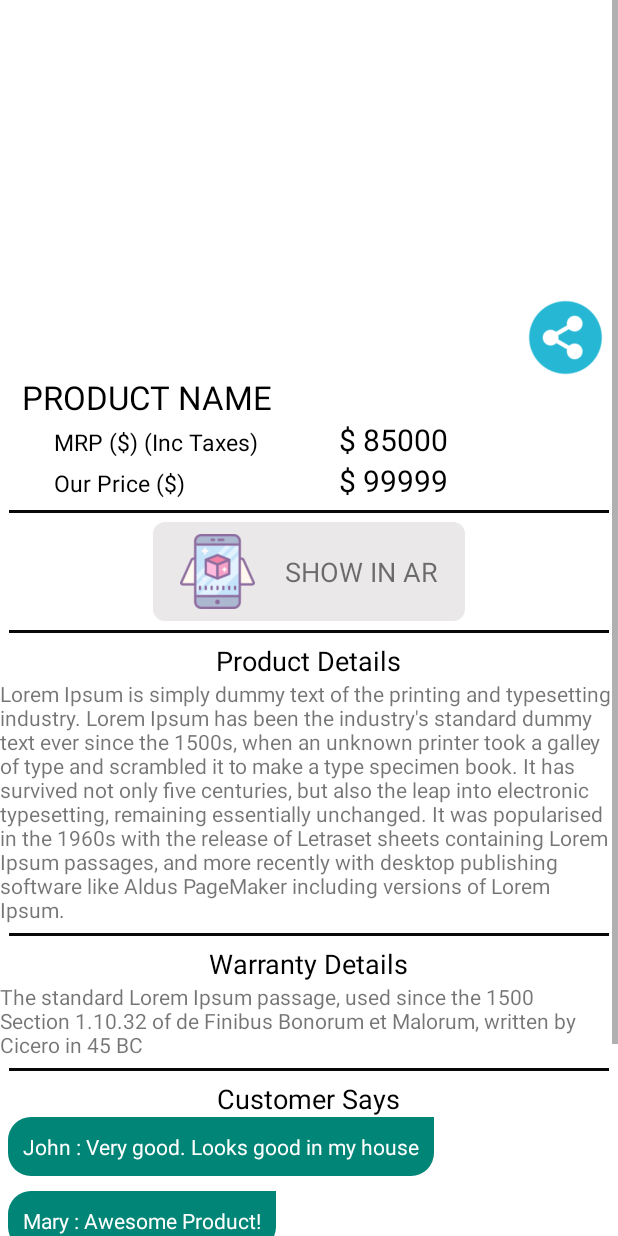
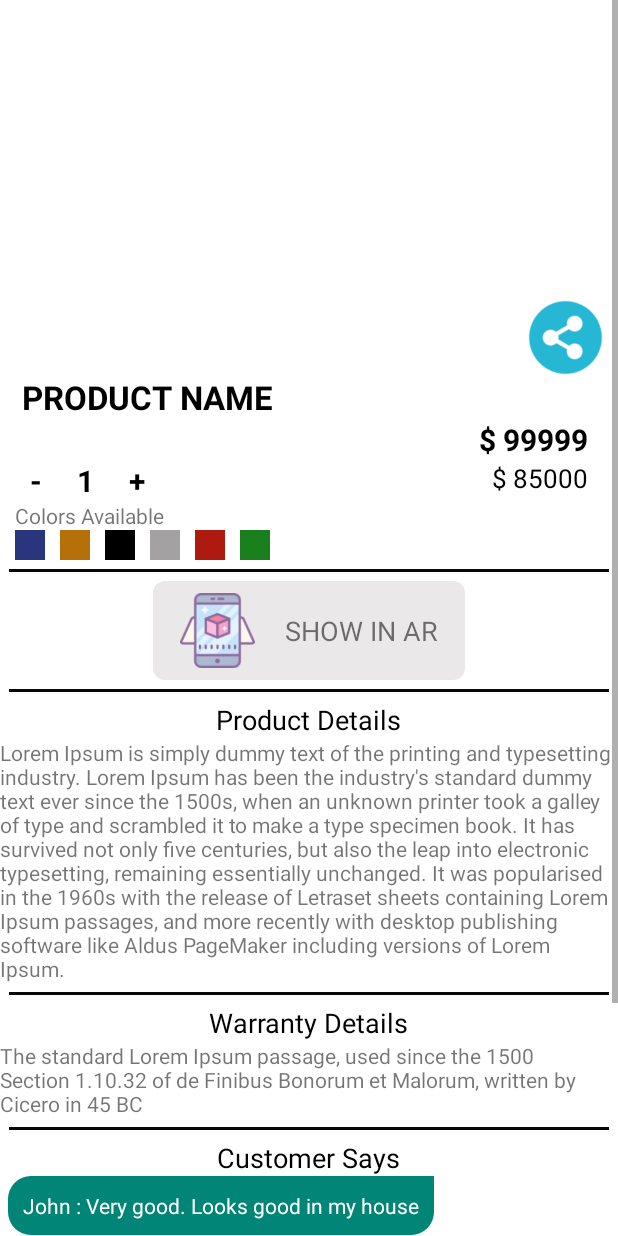
Before and after one commit to lakshyads/GHFIntegrated, an Android app: the layout activity_item_full_new.xml on its own in the app's theme, with its tools: preview values and no code run, on a phone screen of 412 x 824 dp. Run offline under Robolectric (Android 15) with nearby library versions, the phone set to English and light mode, and no system bars.

Commit message:
Manju - Updated ItemFullActivity Design, Added More Product&Warrenty Info,

```diff
--- a/app/src/main/java/com/questpirates/greathomesfurniture/ItemFullActivity.java
+++ b/app/src/main/java/com/questpirates/greathomesfurniture/ItemFullActivity.java
@@ -34,7 +34,7 @@ public class ItemFullActivity extends AppCompatActivity {
 
     TextView tvProdName, tvProdPrice, tvMRP, proddetails, warrentydetails;
     ImageView imgProd, imgAR;
-    String prodData, warData;
+    String prodData, warData, prodDataBackend, warDatabackend;
 
     @Override
     protected void onCreate(Bundle savedInstanceState) {
@@ -42,11 +42,12 @@ public class ItemFullActivity extends AppCompatActivity {
         setContentView(R.layout.activity_item_full_new);
         ContextPojo.setContext(getApplicationContext());
 
-        int indexRand = new Random().nextInt(3 - 0) + 0;
+        int indexRand = new Random().nextInt(7 - 0) + 0;
         ;
 
-        prodData = getRandomProductInfo(indexRand);
+        prodData = getRandomProductInfo(indexRand).replaceAll("@","");
         warData = getRandomWarrentyInfo(indexRand);
+        prodDataBackend = getRandomProductInfo(indexRand).split("@")[0] + "You can ask me to show this in ar to visualize products in your home.";
 
 
         tvProdName = findViewById(R.id.prodname);
@@ -65,7 +66,7 @@ public class ItemFullActivity extends AppCompatActivity {
         int prodImg = (int) hashMap.get("prodImg");
         String prodSFB = (String) hashMap.get("prodSFB");
 
-        JSONObject res = ItemFullActivity.getCommonJSON(prodData, warData, prodPrice);
+        JSONObject res = ItemFullActivity.getCommonJSON(prodDataBackend, warData, prodPrice);
         Socket socket = SocketPojo.getSocket();
         socket.emit("Product Info", res);
         Log.d("JSON", res.toString());
@@ -101,6 +102,25 @@ public class ItemFullActivity extends AppCompatActivity {
         proddetails.setText(prodData);
         warrentydetails.setText(warData);
 
+        findViewById(R.id.showinartext).setOnClickListener(new View.OnClickListener() {
+            @Override
+            public void onClick(View v) {
+                Intent i = new Intent(ItemFullActivity.this, ARMainActivity.class);
+                //i.putExtra("image", valSFB);
+                i.setData(Uri.parse(prodSFB));
+                startActivity(i);
+            }
+        });
+        findViewById(R.id.showinarlay).setOnClickListener(new View.OnClickListener() {
+            @Override
+            public void onClick(View v) {
+                Intent i = new Intent(ItemFullActivity.this, ARMainActivity.class);
+                //i.putExtra("image", valSFB);
+                i.setData(Uri.parse(prodSFB));
+                startActivity(i);
+            }
+        });
+
         imgAR.setOnClickListener(new View.OnClickListener() {
             @Override
             public void onClick(View v) {
@@ -135,10 +155,18 @@ public class ItemFullActivity extends AppCompatActivity {
 
     public String getRandomProductInfo(int index) {
         List<String> prodInfo = new ArrayList<>();
-        prodInfo.add("This Product is made of premium quality materials and comes in multiple color options too. You can ask take me to ar to visualize products in your home.");
-        prodInfo.add("This Product is a classic amalgamation of form and function. Crafted for compact homes, the range is clean and convenient and has an understated design aesthetic that adapts to any space.");
-        prodInfo.add("It offers the best in comfort with elan. The collections are a series of modern trendy designs, simple yet striking and represent the ideals of minimalism. The designs are a perfect blend of functionality and exceptional aesthetics. Each piece is crafted with passion and follows international standards on quality and style.");
-        prodInfo.add("This is by one of Indias leading manufacturers of furniture with a global presence. It stands for its innovative design, quality products and affordable prices, a combination that is almost impossible to find.");
+        prodInfo.add("This Product is made of premium quality materials and comes in multiple color options too. @ You can ask take me to ar to visualize products in your home.");
+        prodInfo.add("This Product is a classic amalgamation of form and function. Crafted for compact homes, @ the range is clean and convenient and has an understated design aesthetic that adapts to any space.");
+        prodInfo.add("It offers the best in comfort with elan. The collections are a series of modern trendy designs, simple yet striking and represent the ideals of minimalism. @The designs are a perfect blend of functionality and exceptional aesthetics. Each piece is crafted with passion and follows international standards on quality and style.");
+        prodInfo.add("This is by one of Indias leading manufacturers of furniture with a global presence. It stands for its innovative design, quality products and affordable prices, @ a combination that is almost impossible to find.");
+        prodInfo.add("This is Ideal for anchoring your modern space, this product is crafted with lush and glam look.The channel details on the arms and accent lend classic sophistication to your space, @ while the tonal piping on the edges of the product give it a tailored touch.");
+        prodInfo.add("Love It? The designs are a perfect blend of functionality and exceptional aesthetics. @ Each piece is crafted with passion and follows international standards on quality and style.This product has a birch wood frame that offers sturdy support and durability.");
+        prodInfo.add("A gorgeous premium finish, a sleek design, and easy assembly; what more could you want? @The Platform product Frame is the perfect statement piece to finish any place.Crafted to create an elegant look that matches perfectly with a classic tufted look.");
+        prodInfo.add("Included slats easily  fit into space to create even, lasting dashing look that eliminates the need for a box spring. @ Durable and classy finish the design for a versatile look that will go well with most styles and preferences.Everything you need, except a screwdriver, to quickly and easily assemble this and included in a compartment on the back . Ships quickly and easily in one box, right to your front door. Choose one of our four neutral colors and finish your house in style.");
+
+
+
+
 
         return prodInfo.get(index);
     }
@@ -149,6 +177,10 @@ public class ItemFullActivity extends AppCompatActivity {
         warInfo.add("The product comes with a 6 Months warranty.");
         warInfo.add("There is no warranty covered for this product");
         warInfo.add("The warranty, as mentioned, on the product is provided by the Merchant for 18 month period");
+        warInfo.add("The product comes with a minimum of 3 Months warranty under normal household conditions.");
+        warInfo.add("The product comes with a 18 Months warranty.");
+        warInfo.add("There is no warranty covered for this product");
+        warInfo.add("The warranty, as mentioned, on the product is provided by the Merchant for 12 month period");
 
         return warInfo.get(index);
     }
--- a/app/src/main/res/layout/activity_item_full_new.xml
+++ b/app/src/main/res/layout/activity_item_full_new.xml
@@ -47,7 +47,38 @@
                 android:gravity="start"
                 android:text="PRODUCT NAME"
                 android:textColor="#000000"
-                android:textSize="22sp" />
+                android:textSize="22sp"
+                android:textStyle="bold" />
+
+            <LinearLayout
+                android:id="@+id/ourprice"
+                android:layout_width="match_parent"
+                android:layout_height="wrap_content"
+                android:orientation="horizontal"
+                android:weightSum="2">
+
+                <Space
+                    android:id="@+id/space"
+                    android:layout_width="match_parent"
+                    android:layout_height="wrap_content"
+                    android:layout_marginLeft="20dp"
+                    android:layout_weight="1" />
+
+
+                <TextView
+                    android:id="@+id/ourprodprice"
+                    android:layout_width="match_parent"
+                    android:layout_height="wrap_content"
+                    android:layout_marginLeft="20dp"
+                    android:layout_weight="1"
+                    android:gravity="end"
+                    android:paddingEnd="20dp"
+                    android:text="$ 99999"
+                    android:textColor="#000000"
+                    android:textSize="20sp"
+                    android:textStyle="bold" />
+
+            </LinearLayout>
 
             <LinearLayout
                 android:id="@+id/price"
@@ -56,16 +87,41 @@
                 android:orientation="horizontal"
                 android:weightSum="2">
 
-                <TextView
-                    android:id="@+id/mrpprodpricelabel"
+                <LinearLayout
+                    android:id="@+id/addcart"
                     android:layout_width="match_parent"
                     android:layout_height="wrap_content"
                     android:layout_marginLeft="20dp"
                     android:layout_weight="1"
                     android:gravity="start"
-                    android:text="    MRP ($) (Inc Taxes)"
-                    android:textColor="#000000"
-                    android:textSize="15sp" />
+                    android:orientation="horizontal">
+
+                    <TextView
+                        android:layout_width="wrap_content"
+                        android:layout_height="wrap_content"
+                        android:text="-     "
+                        android:textColor="#000000"
+                        android:textSize="20sp"
+                        android:textStyle="bold" />
+
+                    <TextView
+                        android:layout_width="wrap_content"
+                        android:layout_height="wrap_content"
+                        android:text="1     "
+                        android:textColor="#000000"
+                        android:textSize="20sp"
+                        android:textStyle="bold" />
+
+                    <TextView
+                        android:layout_width="wrap_content"
+                        android:layout_height="wrap_content"
+                        android:text="+"
+                        android:textColor="#000000"
+                        android:textSize="20sp"
+                        android:textStyle="bold" />
+
+                </LinearLayout>
+
 
                 <TextView
                     android:id="@+id/mrpprodprice"
@@ -73,42 +129,66 @@
                     android:layout_height="wrap_content"
                     android:layout_marginLeft="20dp"
                     android:layout_weight="1"
-                    android:gravity="start"
+                    android:gravity="end"
+                    android:paddingEnd="20dp"
                     android:text="$ 85000"
                     android:textColor="#000000"
-                    android:textSize="20sp" />
+                    android:textSize="17sp" />
 
             </LinearLayout>
 
+            <TextView
+                android:layout_width="wrap_content"
+                android:layout_height="wrap_content"
+                android:layout_gravity="start"
+                android:paddingStart="10dp"
+                android:text="Colors Available" />
+
             <LinearLayout
-                android:id="@+id/ourprice"
-                android:layout_width="match_parent"
+                android:layout_width="wrap_content"
                 android:layout_height="wrap_content"
+                android:layout_gravity="start"
                 android:orientation="horizontal"
-                android:weightSum="2">
+                android:paddingStart="10dp">
 
 
-                <TextView
-                    android:id="@+id/ourprodpricelabel"
-                    android:layout_width="match_parent"
-                    android:layout_height="wrap_content"
-                    android:layout_marginLeft="20dp"
-                    android:layout_weight="1"
-                    android:gravity="start"
-                    android:text="    Our Price ($)"
-                    android:textColor="#000000"
-                    android:textSize="15sp" />
 
-                <TextView
-                    android:id="@+id/ourprodprice"
-                    android:layout_width="match_parent"
-                    android:layout_height="wrap_content"
-                    android:layout_marginLeft="20dp"
-                    android:layout_weight="1"
-                    android:gravity="start"
-                    android:text="$ 99999"
-                    android:textColor="#000000"
-                    android:textSize="20sp" />
+                <RelativeLayout
+                    android:layout_width="20dp"
+                    android:layout_height="20dp"
+                    android:layout_marginRight="10dp"
+                    android:background="@color/ARBLUE" />
+
+                <RelativeLayout
+                    android:layout_width="20dp"
+                    android:layout_height="20dp"
+                    android:layout_marginRight="10dp"
+                    android:background="@color/ARBROWN" />
+
+                <RelativeLayout
+                    android:layout_width="20dp"
+                    android:layout_height="20dp"
+                    android:layout_marginRight="10dp"
+                    android:background="@color/ARBLACK" />
+
+                <RelativeLayout
+                    android:layout_width="20dp"
+                    android:layout_height="20dp"
+                    android:layout_marginRight="10dp"
+                    android:background="@color/ARGRAY" />
+
+                <RelativeLayout
+                    android:layout_width="20dp"
+                    android:layout_height="20dp"
+                    android:layout_marginRight="10dp"
+                    android:background="@color/ARRED" />
+
+                <RelativeLayout
+                    android:layout_width="20dp"
+                    android:layout_height="20dp"
+                    android:layout_marginRight="10dp"
+                    android:background="@color/ARGREEN" />
+
 
             </LinearLayout>
 
@@ -120,6 +200,7 @@
                 android:backgroundTint="#090808" />
 
             <LinearLayout
+                android:id="@+id/showinarlay"
                 android:layout_width="wrap_content"
                 android:layout_height="wrap_content"
                 android:layout_gravity="center"
@@ -137,6 +218,7 @@
                     app:srcCompat="@drawable/ar_icon" />
 
                 <TextView
+                    android:id="@+id/showinartext"
                     android:layout_width="wrap_content"
                     android:layout_height="wrap_content"
                     android:layout_marginLeft="10dp"
```
Also changed, not shown: 5 other files.
